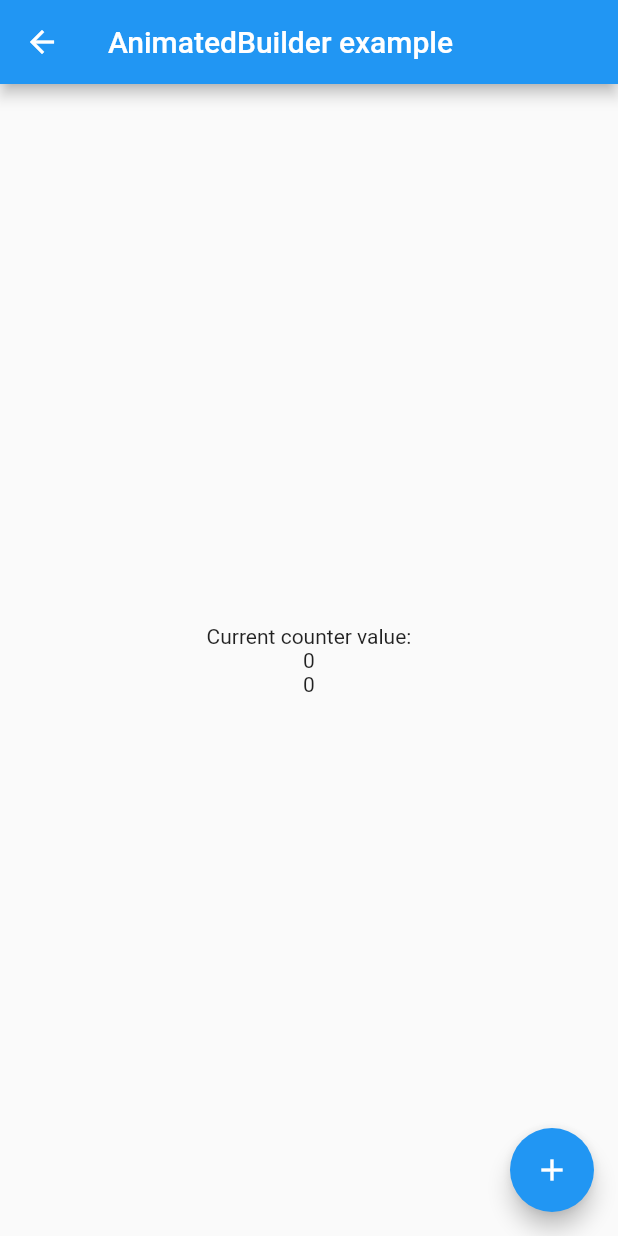
After one commit to zishabei/flutter_repository, a Flutter app: the screen it shows after launch, after a tap on "value notifier", on a phone screen of 412 x 824 dp. The commit adds this screen. Run offline on Flutter 3.47's test engine with Material 2 defaults, Android fonts, the light colour scheme and no system bars; our stand-ins replace camera, flutter_hooks, hooks_riverpod, video_player; missing offline and left inert: wechat_assets_picker.

Commit message:
valuenotifier

```diff
--- a/lib/main.dart
+++ b/lib/main.dart
@@ -2,6 +2,7 @@ import 'package:camera/camera.dart';
 import 'package:flutter/material.dart';
 import 'package:flutter/services.dart';
 import 'package:flutter_project/example/clock/custom_clock.dart';
+import 'package:flutter_project/value_notifier.dart';
 import 'package:flutter_project/widget/animation/animated_builder_study.dart';
 import 'package:flutter_project/widget/animation/animation_one_screen.dart';
 import 'package:flutter_project/widget/animation/base_animation_study.dart';
@@ -135,7 +136,12 @@ class _MyHomePageState extends State<MyHomePage> {
                     Navigator.of(context).push(CustomClock.route);
                   },
                   child: const Text("自定义钟表")),
-              const CustomMaterialButton()
+              const CustomMaterialButton(),
+              ElevatedButton(
+                  onPressed: () async {
+                    Navigator.of(context).push(ValueNotifierTest.route);
+                  },
+                  child: const Text("value notifier")),
             ],
           ),
         ));
--- /dev/null
+++ b/lib/value_notifier.dart
@@ -0,0 +1,78 @@
+import 'package:flutter/material.dart';
+
+class ValueNotifierTest extends StatefulWidget {
+  const ValueNotifierTest({Key? key}) : super(key: key);
+
+  static Route get route {
+    return MaterialPageRoute(builder: (_) {
+      return const ValueNotifierTest();
+    });
+  }
+
+  @override
+  State<ValueNotifierTest> createState() => _ValueNotifierTestState();
+}
+
+class _ValueNotifierTestState extends State<ValueNotifierTest> {
+  final ValueNotifier<int> _counter = ValueNotifier<int>(0);
+
+  @override
+  Widget build(BuildContext context) {
+    return MaterialApp(
+      home: Scaffold(
+        appBar: AppBar(
+            leading: IconButton(
+              icon: const Icon(Icons.arrow_back, color: Colors.white),
+              onPressed: () => Navigator.of(context).pop(),
+            ),
+            title: const Text('AnimatedBuilder example')),
+        body: CounterBody(counterValueNotifier: _counter),
+        floatingActionButton: FloatingActionButton(
+          onPressed: () => _counter.value++,
+          child: const Icon(Icons.add),
+        ),
+      ),
+    );
+  }
+}
+
+class CounterBody extends StatelessWidget {
+  const CounterBody({super.key, required this.counterValueNotifier});
+
+  final ValueNotifier<int> counterValueNotifier;
+
+  @override
+  Widget build(BuildContext context) {
+    return Center(
+      child: Column(
+        mainAxisAlignment: MainAxisAlignment.center,
+        children: <Widget>[
+          const Text('Current counter value:'),
+
+          // TODO:AnimatedBuilder和ValueListenableBuilder之所以可以监听ValueNotifier，是因为这两个组件都持有Listenable属性。
+
+          // Thanks to the [AnimatedBuilder], only the widget displaying the
+          // current count is rebuilt when `counterValueNotifier` notifies its
+          // listeners. The [Text] widget above and [CounterBody] itself aren't
+          // rebuilt.
+          AnimatedBuilder(
+            // [AnimatedBuilder] accepts any [Listenable] subtype.
+            animation: counterValueNotifier,
+            builder: (BuildContext context, Widget? child) {
+              return Text('${counterValueNotifier.value}');
+            },
+          ),
+
+          ValueListenableBuilder<int>(
+            builder: (BuildContext context, int value, Widget? child) {
+              // This builder will only get called when the counterValueNotifier
+              // is updated.
+              return Text('$value');
+            },
+            valueListenable: counterValueNotifier,
+          )
+        ],
+      ),
+    );
+  }
+}
```
